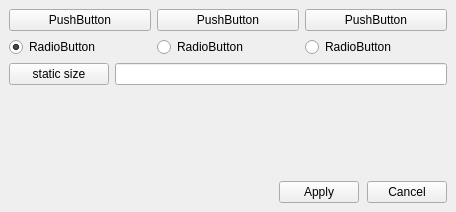
The window that HogeQ1/mainwindow.ui (kenHoribe/horiGit) describes before a commit, drawn with Qt 5.
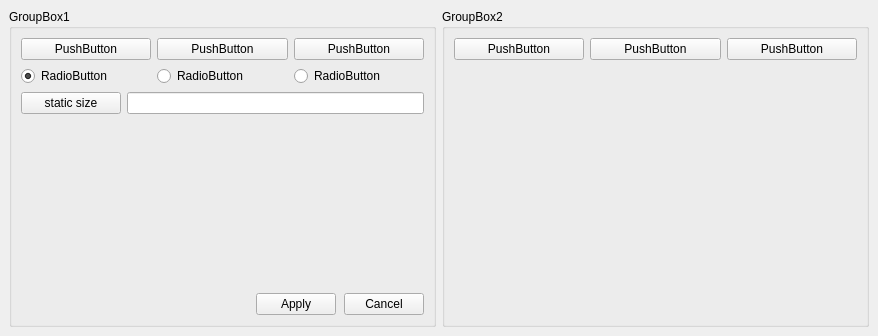
The same window after the commit.

The edit to the form file:
```diff
--- a/HogeQ1/mainwindow.ui
+++ b/HogeQ1/mainwindow.ui
@@ -6,14 +6,20 @@
    <rect>
     <x>0</x>
     <y>0</y>
-    <width>456</width>
-    <height>212</height>
+    <width>878</width>
+    <height>336</height>
    </rect>
   </property>
   <property name="windowTitle">
    <string>MainWindow</string>
   </property>
   <widget class="QWidget" name="centralwidget">
+   <layout class="QGridLayout" name="gridLayout" columnstretch="1,1">
+    <item row="0" column="0">
+     <widget class="QGroupBox" name="groupBox">
+      <property name="title">
+       <string>GroupBox1</string>
+      </property>
    <layout class="QVBoxLayout" name="verticalLayout">
     <item>
      <layout class="QHBoxLayout" name="horizontalLayout">
@@ -111,7 +117,7 @@
       <property name="sizeHint" stdset="0">
        <size>
         <width>20</width>
-        <height>40</height>
+           <height>153</height>
        </size>
       </property>
      </spacer>
@@ -153,6 +159,56 @@
        </layout>
       </item>
      </layout>
+       </item>
+      </layout>
+     </widget>
+    </item>
+    <item row="0" column="1">
+     <widget class="QGroupBox" name="groupBox_2">
+      <property name="title">
+       <string>GroupBox2</string>
+      </property>
+      <layout class="QVBoxLayout" name="verticalLayout_2">
+       <item>
+        <layout class="QHBoxLayout" name="horizontalLayout_6">
+         <item>
+          <widget class="QPushButton" name="pushButton_7">
+           <property name="text">
+            <string>PushButton</string>
+           </property>
+          </widget>
+         </item>
+         <item>
+          <widget class="QPushButton" name="pushButton_8">
+           <property name="text">
+            <string>PushButton</string>
+           </property>
+          </widget>
+         </item>
+         <item>
+          <widget class="QPushButton" name="pushButton_9">
+           <property name="text">
+            <string>PushButton</string>
+           </property>
+          </widget>
+         </item>
+        </layout>
+       </item>
+       <item>
+        <spacer name="verticalSpacer_2">
+         <property name="orientation">
+          <enum>Qt::Vertical</enum>
+         </property>
+         <property name="sizeHint" stdset="0">
+          <size>
+           <width>20</width>
+           <height>40</height>
+          </size>
+         </property>
+        </spacer>
+       </item>
+      </layout>
+     </widget>
     </item>
    </layout>
   </widget>
```
Lines whose indentation alone changed are shown as unchanged.
